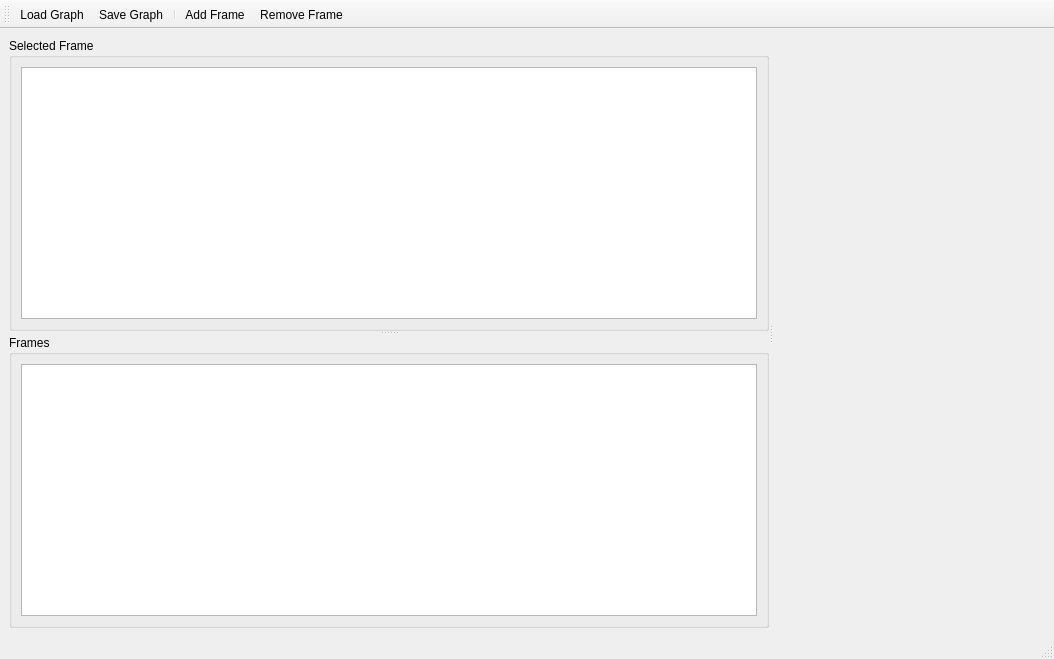
Above: viz/mainwindow.ui from envire/envire-envire_core before the change. Below: the same form after it.
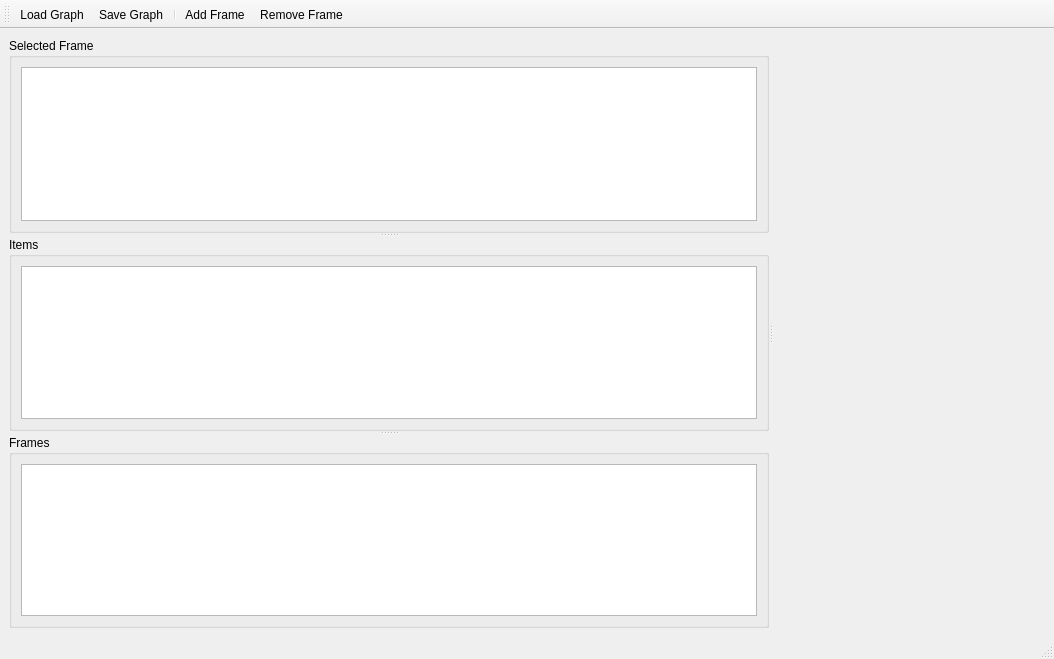
That is the form after the change. Custom widgets are drawn as their Qt base class.

```diff
--- a/viz/mainwindow.ui
+++ b/viz/mainwindow.ui
@@ -14,13 +14,13 @@
    <string>Envire Visualizer</string>
   </property>
   <widget class="QWidget" name="centralwidget">
-   <layout class="QVBoxLayout" name="verticalLayout">
+   <layout class="QHBoxLayout" name="horizontalLayout_4">
     <item>
-     <widget class="QSplitter" name="horizontalSplitter">
+     <widget class="QSplitter" name="splitter_3">
       <property name="orientation">
        <enum>Qt::Horizontal</enum>
       </property>
-      <widget class="QSplitter" name="splitter">
+      <widget class="QSplitter" name="splitter_2">
        <property name="orientation">
         <enum>Qt::Vertical</enum>
        </property>
@@ -34,6 +34,20 @@
          </item>
         </layout>
        </widget>
+       <widget class="QSplitter" name="splitter">
+        <property name="orientation">
+         <enum>Qt::Vertical</enum>
+        </property>
+        <widget class="QGroupBox" name="groupBoxItems">
+         <property name="title">
+          <string>Items</string>
+         </property>
+         <layout class="QHBoxLayout" name="horizontalLayout_3">
+          <item>
+           <widget class="QTableView" name="tableViewItems"/>
+          </item>
+         </layout>
+        </widget>
        <widget class="QGroupBox" name="groupBox_2">
         <property name="title">
          <string>Frames</string>
@@ -43,6 +57,7 @@
           <widget class="QListWidget" name="listWidget"/>
          </item>
         </layout>
+        </widget>
        </widget>
       </widget>
       <widget class="vizkit3d::Vizkit3DWidget" name="Vizkit3DWidget"/>
```
Lines whose indentation alone changed are shown as unchanged.
